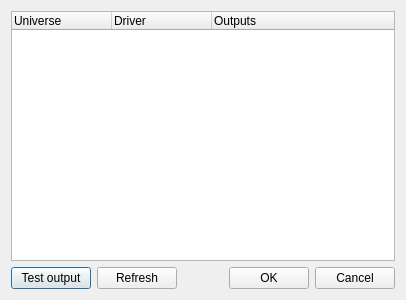
Qt form branches/qt4/libs/dmx4linuxout/configuredmx4linuxout.ui (Bondzio/qlc) before a commit.
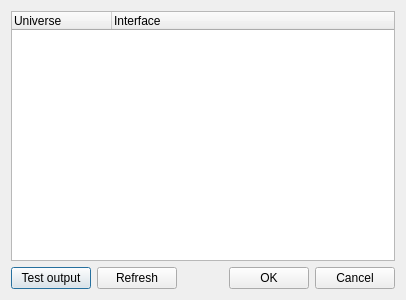
The same form after that commit.

```diff
--- a/branches/qt4/libs/dmx4linuxout/configuredmx4linuxout.ui
+++ b/branches/qt4/libs/dmx4linuxout/configuredmx4linuxout.ui
@@ -15,6 +15,15 @@
   <layout class="QVBoxLayout" >
    <item>
     <widget class="QTreeWidget" name="m_list" >
+     <property name="alternatingRowColors" >
+      <bool>true</bool>
+     </property>
+     <property name="rootIsDecorated" >
+      <bool>false</bool>
+     </property>
+     <property name="itemsExpandable" >
+      <bool>false</bool>
+     </property>
      <property name="allColumnsShowFocus" >
       <bool>true</bool>
      </property>
@@ -25,12 +34,7 @@
      </column>
      <column>
       <property name="text" >
-       <string>Driver</string>
-      </property>
-     </column>
-     <column>
-      <property name="text" >
-       <string>Outputs</string>
+       <string>Interface</string>
       </property>
      </column>
     </widget>
```
Left out of the diff: 5 changed lines with no effect on the pictures.
